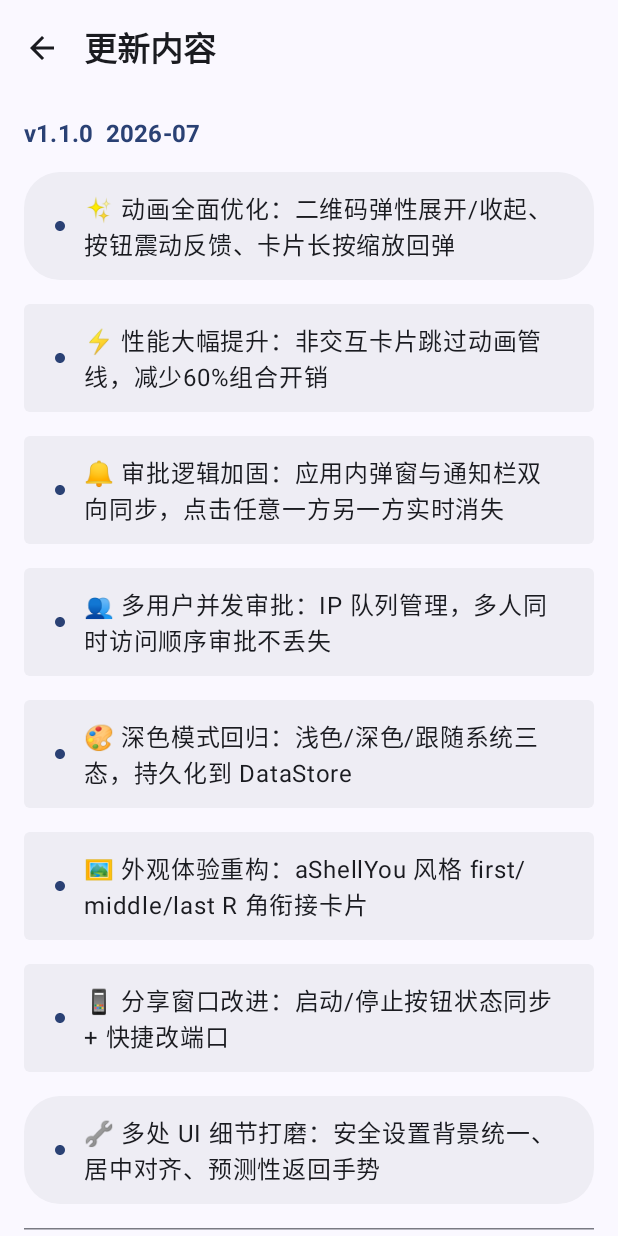
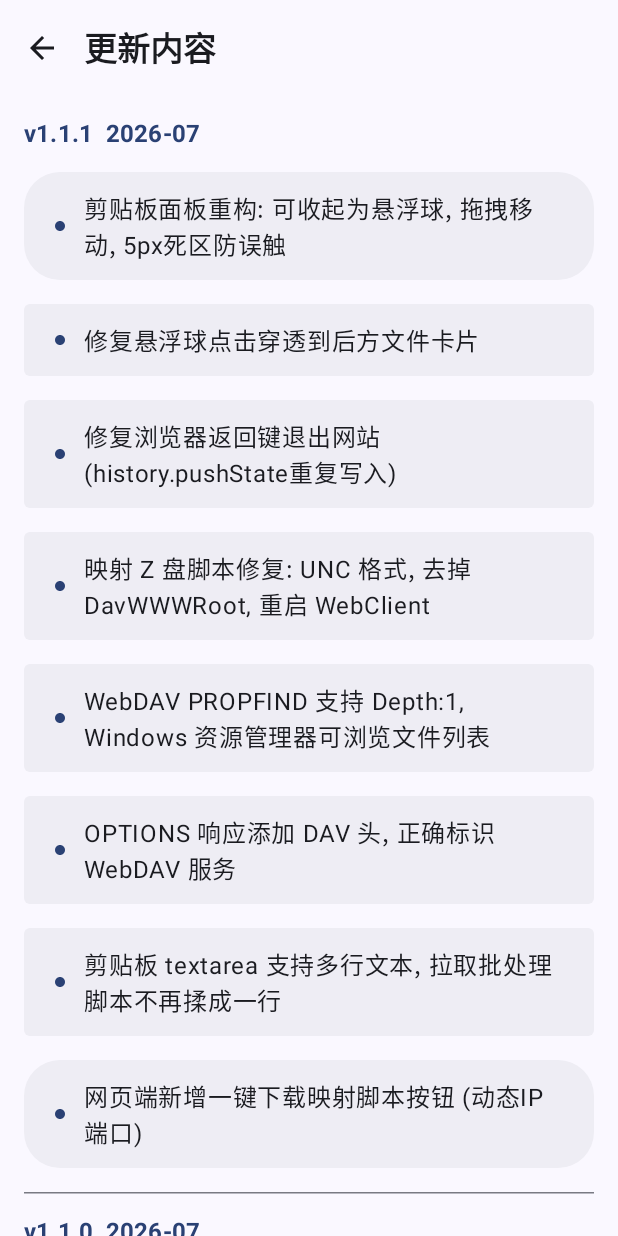
Before and after one commit to linlinya520/ShareKu, an Android app built with Jetpack Compose: the composable ChangelogScreen shown on its own in the app's theme, on a phone screen of 412 x 824 dp. Run offline under Robolectric (Android 15) with nearby library versions, the light colour scheme and no system bars; 1 statement that could not run was skipped.

Commit message:
v1.1.1: 悬浮球重构 + 映射修复 + 返回键修复

```diff
--- a/app/build.gradle.kts
+++ b/app/build.gradle.kts
@@ -12,8 +12,8 @@ android {
         applicationId = "com.linjing.shareku"
         minSdk = 26
         targetSdk = 35
-        versionCode = 2
-        versionName = "1.1.0"
+        versionCode = 3
+        versionName = "1.1.1"
 
         testInstrumentationRunner = "androidx.test.runner.AndroidJUnitRunner"
         vectorDrawables {
--- a/app/src/main/java/com/linjing/shareku/ui/screen/AboutScreen.kt
+++ b/app/src/main/java/com/linjing/shareku/ui/screen/AboutScreen.kt
@@ -92,7 +92,7 @@ AboutChip(R.drawable.ic_github_chip, "GitHub", "开源仓库",
                             MaterialTheme.colorScheme.onTertiaryContainer) {
                             context.startActivity(Intent(Intent.ACTION_VIEW, Uri.parse("https://github.com/linlinya520/ShareKu")))
                         }
-                    AboutChip(R.drawable.ic_version_chip, "v1.1.0", "当前版本",
+                    AboutChip(R.drawable.ic_version_chip, "v1.1.1", "当前版本",
                         MaterialTheme.colorScheme.secondaryContainer,
                         MaterialTheme.colorScheme.onSecondaryContainer) { onChangelog() }
                     AboutChip(R.drawable.ic_license_chip, "GPL-3.0", "开源协议",
--- a/app/src/main/java/com/linjing/shareku/ui/screen/ChangelogScreen.kt
+++ b/app/src/main/java/com/linjing/shareku/ui/screen/ChangelogScreen.kt
@@ -28,6 +28,16 @@ fun ChangelogScreen(onBack: () -> Unit) {
 
     val changelogs = remember {
         listOf(
+            ChangelogEntry("v1.1.1", "2026-07", listOf(
+                "剪贴板面板重构: 可收起为悬浮球, 拖拽移动, 5px死区防误触",
+                "修复悬浮球点击穿透到后方文件卡片",
+                "修复浏览器返回键退出网站 (history.pushState重复写入)",
+                "映射 Z 盘脚本修复: UNC 格式, 去掉 DavWWWRoot, 重启 WebClient",
+                "WebDAV PROPFIND 支持 Depth:1, Windows 资源管理器可浏览文件列表",
+                "OPTIONS 响应添加 DAV 头, 正确标识 WebDAV 服务",
+                "剪贴板 textarea 支持多行文本, 拉取批处理脚本不再揉成一行",
+                "网页端新增一键下载映射脚本按钮 (动态IP端口)",
+            )),
             ChangelogEntry("v1.1.0", "2026-07", listOf(
                 "✨ 动画全面优化：二维码弹性展开/收起、按钮震动反馈、卡片长按缩放回弹",
                 "⚡ 性能大幅提升：非交互卡片跳过动画管线，减少60%组合开销",
```
